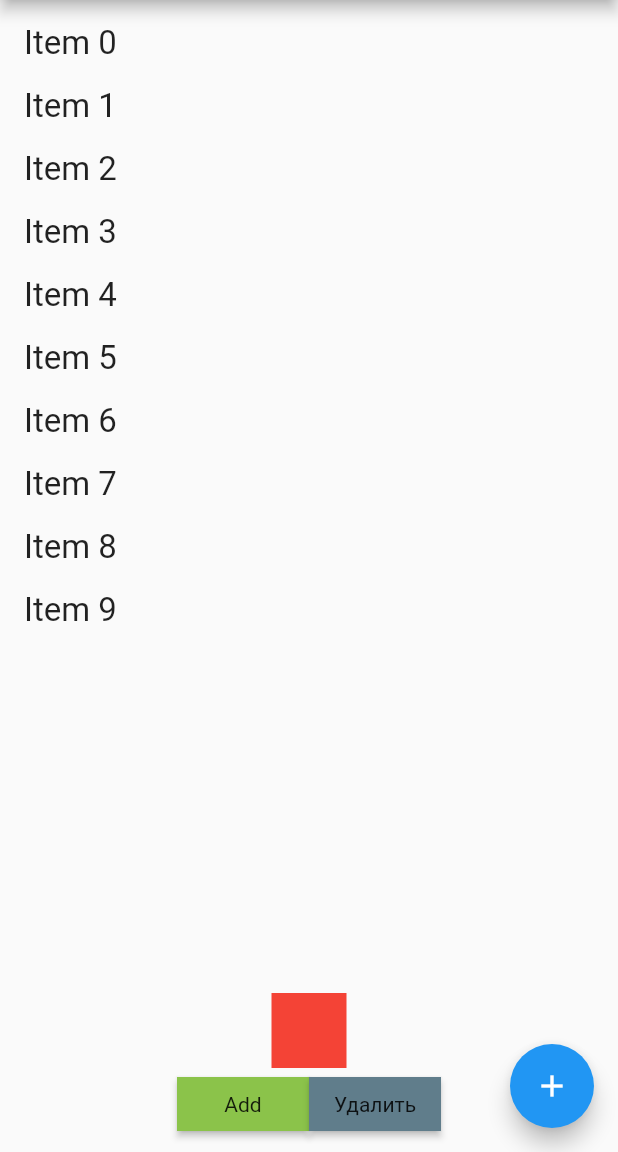
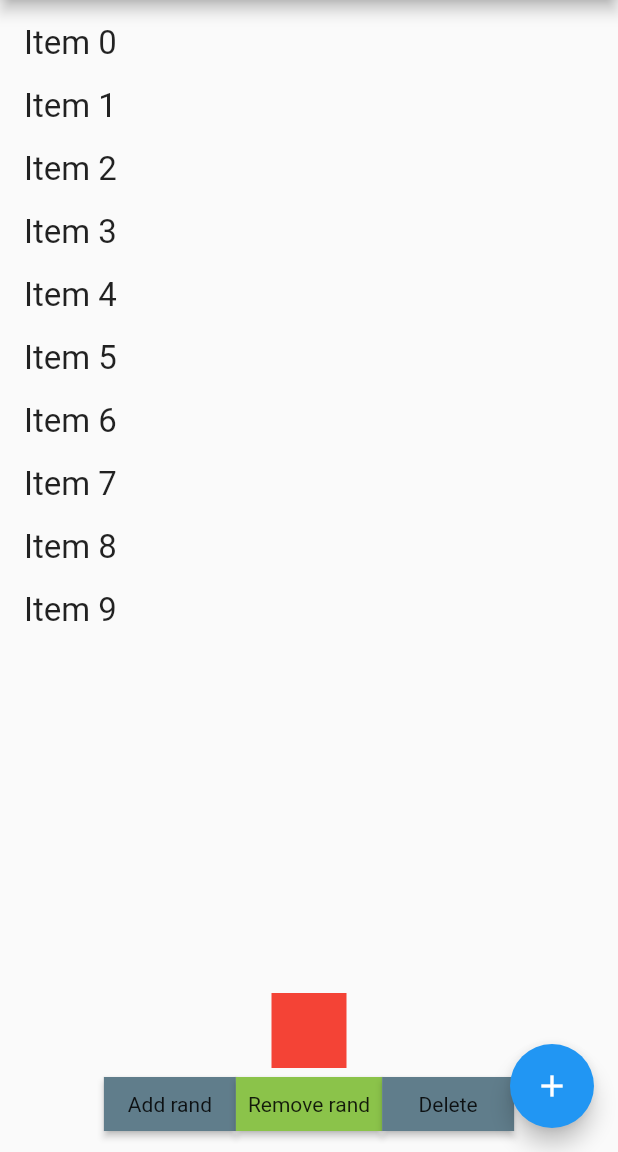
Before and after one commit to flankb/multiselect_scope, a Flutter app: the screen it shows after launch, on a phone screen of 412 x 824 dp, the part 84-1236 px from its top. Run offline on Flutter 3.47's test engine with Material 2 defaults, Android fonts, the phone set to English and light mode, and no system bars.

```diff
--- a/example/lib/main.dart
+++ b/example/lib/main.dart
@@ -1,3 +1,5 @@
+import 'dart:math';
+
 import 'package:flutter/material.dart';
 import 'package:multiselect_scope/multiselect_scope.dart';
 
@@ -147,8 +149,9 @@ class _MyHomePageState extends State<MyHomePage> {
                 mainAxisAlignment: MainAxisAlignment.center,
                 children: <Widget>[
                   RawMaterialButton(
-                    child: Text('Add'),
-                    fillColor: Colors.lightGreen,
+                    child: Text('Add rand'),
+                    padding: EdgeInsets.symmetric(horizontal: 8.0),
+                    fillColor: Colors.blueGrey,
                     onPressed: () {
                       setState(() {
                         final randItem = 'RandItem';
@@ -157,14 +160,25 @@ class _MyHomePageState extends State<MyHomePage> {
                     },
                   ),
                   RawMaterialButton(
+                    padding: EdgeInsets.symmetric(horizontal: 8.0),
+                    child: Text('Remove rand'),
+                    fillColor: Colors.lightGreen,
+                    onPressed: () {
+                      setState(() {
+                        _items.removeAt(Random().nextInt(_items.length - 1));
+                      });
+                    },
+                  ),
+                  RawMaterialButton(
+                    padding: EdgeInsets.symmetric(horizontal: 8.0),
                     fillColor: Colors.blueGrey,
-                    child: Text('Удалить'),
+                    child: Text('Delete'),
                     onPressed: () {
                       setState(() {
                         final itemsToRemove =
                             _multiselectController.getSelectedItems(_items);
 
-                        _multiselectController.clearSelection();
+                        //_multiselectController.clearSelection();
 
                         _items = _items
                             .where(
--- a/lib/multiselect_scope.dart
+++ b/lib/multiselect_scope.dart
@@ -82,6 +82,7 @@ class MultiselectScope<T> extends StatefulWidget {
   final List<T> dataSource;
   final bool clearSelectionOnPop;
   final bool preserveSelectedIndexesBetweenUpdates;
+  final List<int> initialSelectedIndexes;
 
   MultiselectScope({
     Key key,
@@ -91,6 +92,7 @@ class MultiselectScope<T> extends StatefulWidget {
     this.clearSelectionOnPop = false,
     this.preserveSelectedIndexesBetweenUpdates = true,
     @required this.child,
+    this.initialSelectedIndexes,
   })  : assert(dataSource != null),
         assert(child != null),
         assert(controller != null),
@@ -192,6 +194,12 @@ class _MultiselectScopeState extends State<MultiselectScope> {
 
     _hashesCopy = newHashesCopy;
   }
+
+  // void _setInitialIndexes() {
+  //   if (widget.initialSelectedIndexes != null){
+  //     widget.controller._setSelectedIndexes(widget.initialSelectedIndexes);
+  //   }
+  // }
 }
 
 class _InheritedMultiselectNotifier
```
Also changed, not shown: 1 other file.
